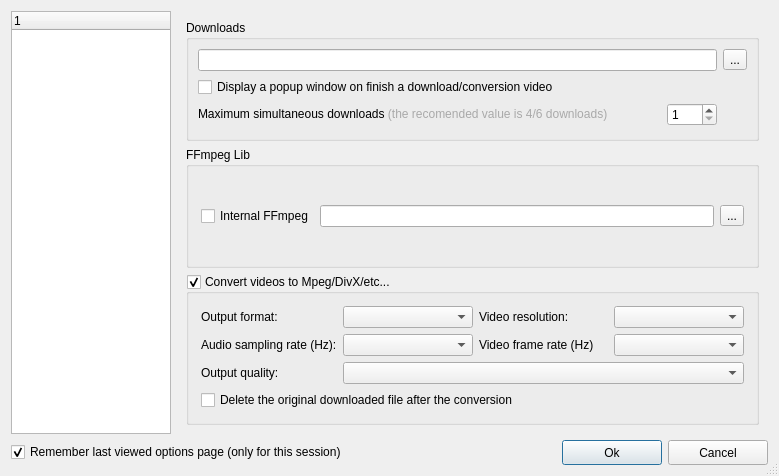
Qt form ui/options.ui (ckorn/xvst) before a commit.
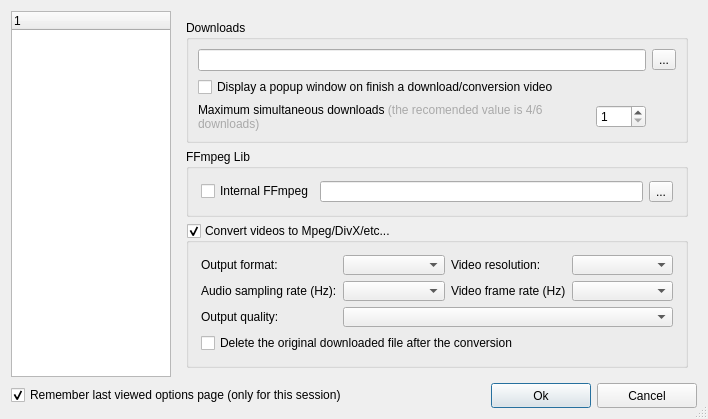
The same form after that commit. Icons and pictures are not drawn.

Commit message: - Optimized options form sized for Windows

```diff
--- a/ui/options.ui
+++ b/ui/options.ui
@@ -6,8 +6,8 @@
    <rect>
     <x>0</x>
     <y>0</y>
-    <width>779</width>
-    <height>476</height>
+    <width>708</width>
+    <height>391</height>
    </rect>
   </property>
   <property name="windowTitle">
```
